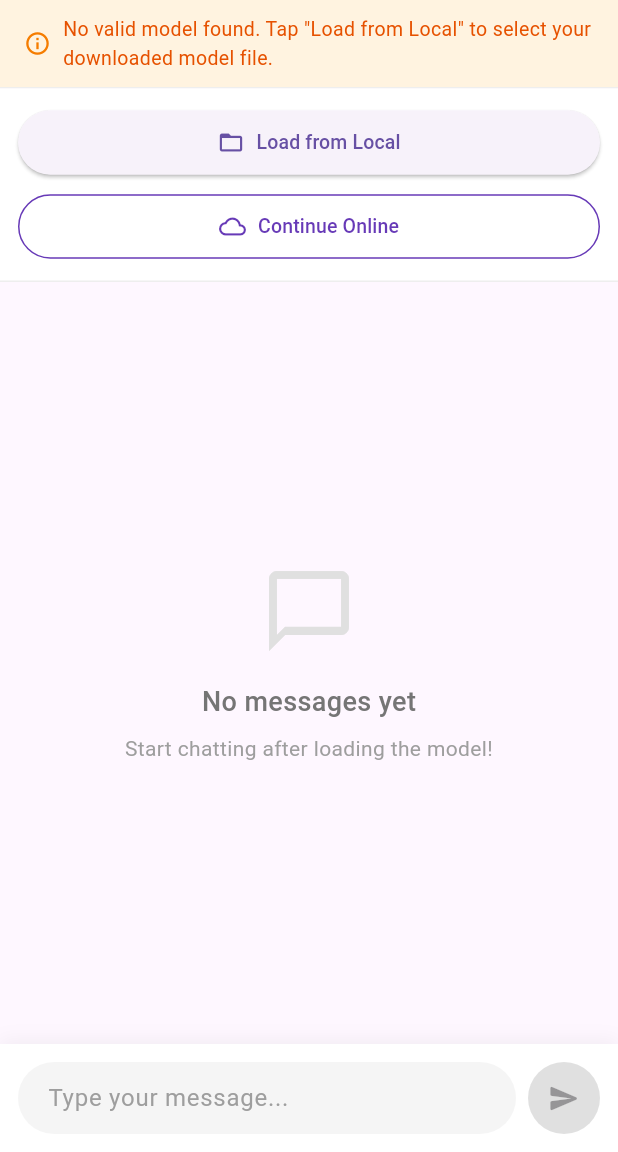
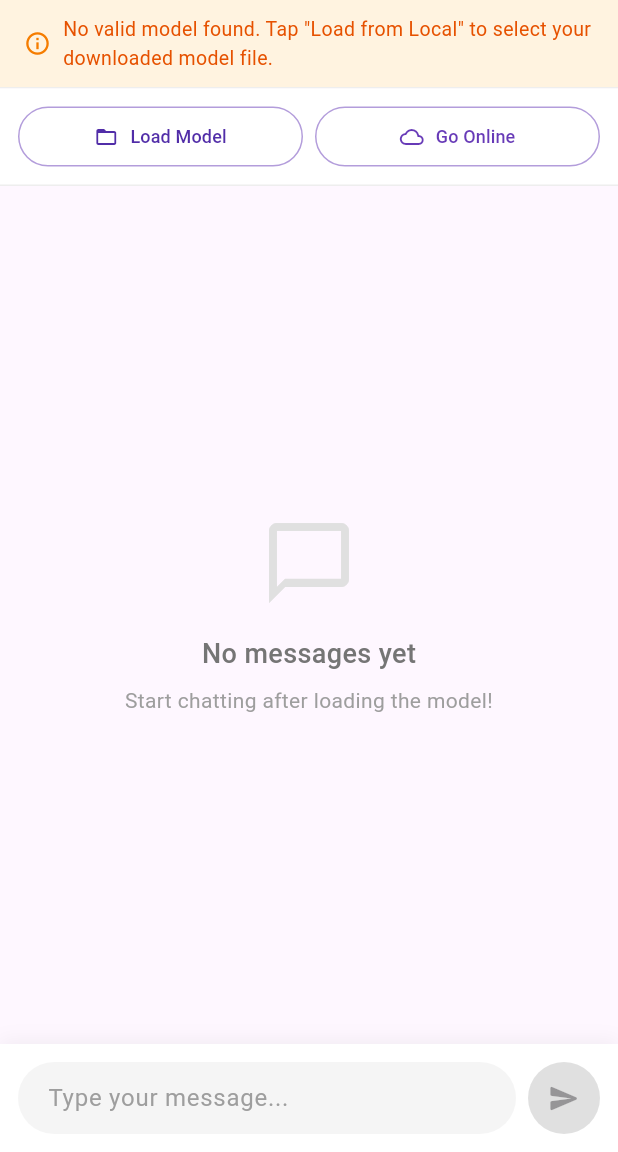
Before and after one commit to lnoxsian/Fluens_android, a Flutter app: the screen it shows after launch, on a phone screen of 412 x 824 dp, the part 84-1236 px from its top. Run offline on Flutter 3.47's test engine with Material 3 defaults, Android fonts, the phone set to English and light mode, and no system bars; our stand-ins replace file_picker, flutter_tts, permission_handler, shared_preferences; missing offline and left inert: llama_flutter_android.

Commit message:
unified ui for both offline as well as online mode as well as some minor changes in the model gen offline mode

```diff
--- a/lib/main.dart
+++ b/lib/main.dart
@@ -1288,7 +1288,7 @@ class _ChatScreenState extends State<ChatScreen> {
           icon = Icons.info_outline;
           text = 'Context: ${percent.toStringAsFixed(0)}%';
         } else {
-          color = Colors.green;
+          color = Colors.deepPurple;
           icon = Icons.check_circle_outline;
           text = '${info.tokensUsed}/${info.contextSize} tokens';
         }
@@ -1504,89 +1504,7 @@ class _ChatScreenState extends State<ChatScreen> {
               ),
             ),
 
-          // Action buttons - only show when model not loaded and not in online mode
-          if (!_isModelLoaded && !_chatService.isOnlineMode)
-            Container(
-              padding: const EdgeInsets.all(12),
-              decoration: BoxDecoration(
-                color: Colors.white,
-                border: Border(
-                  bottom: BorderSide(color: Colors.grey[200]!),
-                ),
-              ),
-              child: Column(
-                children: [
-                  Row(
-                    children: [
-                      Expanded(
-                        child: ElevatedButton.icon(
-                          onPressed: !_isLoading ? _loadFromLocal : null,
-                          icon: const Icon(Icons.folder_open, size: 18),
-                          label: const Text('Load from Local', style: TextStyle(fontSize: 13)),
-                          style: ElevatedButton.styleFrom(
-                            padding: const EdgeInsets.symmetric(vertical: 12),
-                          ),
-                        ),
-                      ),
-                    ],
-                  ),
-                  if (_chatService.hasModelPath) ...[
-                    const SizedBox(height: 8),
-                    Row(
-                      children: [
-                        Expanded(
-                          child: ElevatedButton.icon(
-                            onPressed: (_chatService.hasModelPath && !_isLoading && !_chatService.isLoadingModel)
-                                ? _loadModel
-                                : null,
-                            icon: const Icon(Icons.memory, size: 18),
-                            label: const Text('Load into Memory', style: TextStyle(fontSize: 13)),
-                            style: ElevatedButton.styleFrom(
-                              backgroundColor: Colors.green,
-                              foregroundColor: Colors.white,
-                              padding: const EdgeInsets.symmetric(vertical: 12),
-                            ),
-                          ),
-                        ),
-                      ],
-                    ),
-                  ],
-                  if (!_chatService.isOnlineMode) // Only show if not already online
-                  ...[
-                  const SizedBox(height: 8),
-                  Row(
-                    children: [
-                      Expanded(
-                        child: OutlinedButton.icon(
-                          onPressed: () {
-                            _chatService.setOnlineMode(true);
-                            setState(() {}); // Refresh UI
-
-                            ScaffoldMessenger.of(context).showSnackBar(
-                              const SnackBar(
-                                content: Text('Switched to Online Mode'),
-                                backgroundColor: Colors.deepPurple,
-                                duration: Duration(seconds: 2),
-                              ),
-                            );
-                          },
-                          icon: const Icon(Icons.cloud_outlined, size: 18),
-                          label: const Text('Continue Online', style: TextStyle(fontSize: 13)),
-                          style: OutlinedButton.styleFrom(
-                            foregroundColor: Colors.deepPurple,
-                            padding: const EdgeInsets.symmetric(vertical: 12),
-                            side: BorderSide(color: Colors.deepPurple),
-                          ),
-                        ),
-                      ),
-                    ],
-                  ),
-                  ],
-                ],
-              ),
-            )
-          else if (_isModelLoaded && !_chatService.isOnlineMode)
-            // Show unload button when model is loaded and not explicit online mode
+          // Action buttons - unified UI for all modes
           Container(
             padding: const EdgeInsets.symmetric(horizontal: 12, vertical: 8),
             decoration: BoxDecoration(
@@ -1597,33 +1515,82 @@ class _ChatScreenState extends State<ChatScreen> {
             ),
             child: Row(
               children: [
+                if (!_isModelLoaded && !_chatService.isOnlineMode) ...[
                   Expanded(
                     child: OutlinedButton.icon(
-                      onPressed: _isModelLoaded && !_isLoading ? _unloadModel : null,
+                      onPressed: !_isLoading ? _loadFromLocal : null,
+                      icon: const Icon(Icons.folder_open, size: 16),
+                      label: const Text('Load Model', style: TextStyle(fontSize: 12)),
+                      style: OutlinedButton.styleFrom(
+                        foregroundColor: Colors.deepPurple[700],
+                        side: BorderSide(color: Colors.deepPurple[200]!),
+                        padding: const EdgeInsets.symmetric(vertical: 8),
+                      ),
+                    ),
+                  ),
+                  if (_chatService.hasModelPath) ...[
+                    const SizedBox(width: 8),
+                    Expanded(
+                      child: OutlinedButton.icon(
+                        onPressed: (_chatService.hasModelPath && ! _isLoading && !_chatService.isLoadingModel)
+                            ? _loadModel
+                            : null,
+                        icon: const Icon(Icons.memory, size: 16),
+                        label: const Text('Reload', style: TextStyle(fontSize: 12)),
+                        style: OutlinedButton.styleFrom(
+                          foregroundColor: Colors.green[700],
+                          side: BorderSide(color: Colors.green[200]!),
+                          padding: const EdgeInsets.symmetric(vertical: 8),
+                        ),
+                      ),
+                    ),
+                  ],
+                  const SizedBox(width: 8),
+                  Expanded(
+                    child: OutlinedButton.icon(
+                      onPressed: () {
+                        _chatService.setOnlineMode(true);
+                        setState(() {});
+                      },
+                      icon: const Icon(Icons.cloud_outlined, size: 16),
+                      label: const Text('Go Online', style: TextStyle(fontSize: 12)),
+                      style: OutlinedButton.styleFrom(
+                        foregroundColor: Colors.deepPurple,
+                         side: BorderSide(color: Colors.deepPurple[200]!),
+                        padding: const EdgeInsets.symmetric(vertical: 8),
+                      ),
+                    ),
+                  ),
+                ] else if (_isModelLoaded && !_chatService.isOnlineMode) ...[
+                  Expanded(
+                    child: OutlinedButton.icon(
+                      onPressed: !_isLoading ? _unloadModel : null,
                       icon: const Icon(Icons.exit_to_app, size: 16),
                       label: const Text('Unload Model', style: TextStyle(fontSize: 12)),
                       style: OutlinedButton.styleFrom(
                         foregroundColor: Colors.orange[700],
-                        side: BorderSide(color: Colors.orange[300]!),
+                        side: BorderSide(color: Colors.orange[200]!),
                         padding: const EdgeInsets.symmetric(vertical: 8),
                       ),
                     ),
                   ),
-                ],
-              ),
-            )
-          // Show online mode actions
-          else if (_chatService.isOnlineMode)
-            Container(
-              padding: const EdgeInsets.symmetric(horizontal: 12, vertical: 8),
-              decoration: BoxDecoration(
-                color: Colors.white,
-                border: Border(
-                  bottom: BorderSide(color: Colors.grey[200]!),
-                ),
-              ),
-              child: Row(
-                children: [
+                  const SizedBox(width: 8),
+                  Expanded(
+                    child: OutlinedButton.icon(
+                      onPressed: () {
+                        _chatService.setOnlineMode(true);
+                        setState(() {});
+                      },
+                      icon: const Icon(Icons.cloud_outlined, size: 16),
+                      label: const Text('Go Online', style: TextStyle(fontSize: 12)),
+                      style: OutlinedButton.styleFrom(
+                        foregroundColor: Colors.deepPurple,
+                         side: BorderSide(color: Colors.deepPurple[200]!),
+                        padding: const EdgeInsets.symmetric(vertical: 8),
+                      ),
+                    ),
+                  ),
+                ] else if (_chatService.isOnlineMode) ...[
                   Expanded(
                     child: OutlinedButton.icon(
                       onPressed: () {
@@ -1631,7 +1598,7 @@ class _ChatScreenState extends State<ChatScreen> {
                         setState(() {});
                       },
                       icon: const Icon(Icons.arrow_back, size: 16),
-                      label: const Text('Back to Offline Mode', style: TextStyle(fontSize: 12)),
+                      label: const Text('Offline Mode', style: TextStyle(fontSize: 12)),
                       style: OutlinedButton.styleFrom(
                         foregroundColor: Colors.grey[700],
                         side: BorderSide(color: Colors.grey[300]!),
@@ -1639,6 +1606,20 @@ class _ChatScreenState extends State<ChatScreen> {
                       ),
                     ),
                   ),
+                  const SizedBox(width: 8),
+                  Expanded(
+                    child: OutlinedButton.icon(
+                      onPressed: !_isLoading ? _loadFromLocal : null,
+                      icon: const Icon(Icons.folder_open, size: 16),
+                      label: const Text('Change Model', style: TextStyle(fontSize: 12)),
+                       style: OutlinedButton.styleFrom(
+                        foregroundColor: Colors.deepPurple[700],
+                        side: BorderSide(color: Colors.deepPurple[200]!),
+                        padding: const EdgeInsets.symmetric(vertical: 8),
+                      ),
+                    ),
+                  ),
+                ],
               ],
             ),
           ),
--- a/lib/services/chat_service.dart
+++ b/lib/services/chat_service.dart
@@ -488,12 +488,13 @@ class ChatService {
 
       try {
         // Add timeout to detect if stream never starts
+        // Increased timeout to 120s as prompt processing on mobile can be slow
         final streamWithTimeout = stream.timeout(
-          Duration(seconds: 30),
+          Duration(seconds: 120),
           onTimeout: (sink) {
             if (!streamStarted) {
-              debugPrint('[ChatService] ⚠⚠⚠ STREAM TIMEOUT: No tokens received after 30 seconds');
-              debugPrint('[ChatService] ⚠ This suggests the native code is not sending tokens');
+              debugPrint('[ChatService] ⚠⚠⚠ STREAM TIMEOUT: No tokens received after 120 seconds');
+              debugPrint('[ChatService] ⚠ This suggests the native code is not sending tokens or prompt processing is very slow');
               debugPrint('[ChatService] ⚠ Check native generation callback configuration');
             }
             sink.close();
```
Lines whose indentation alone changed are shown as unchanged.
